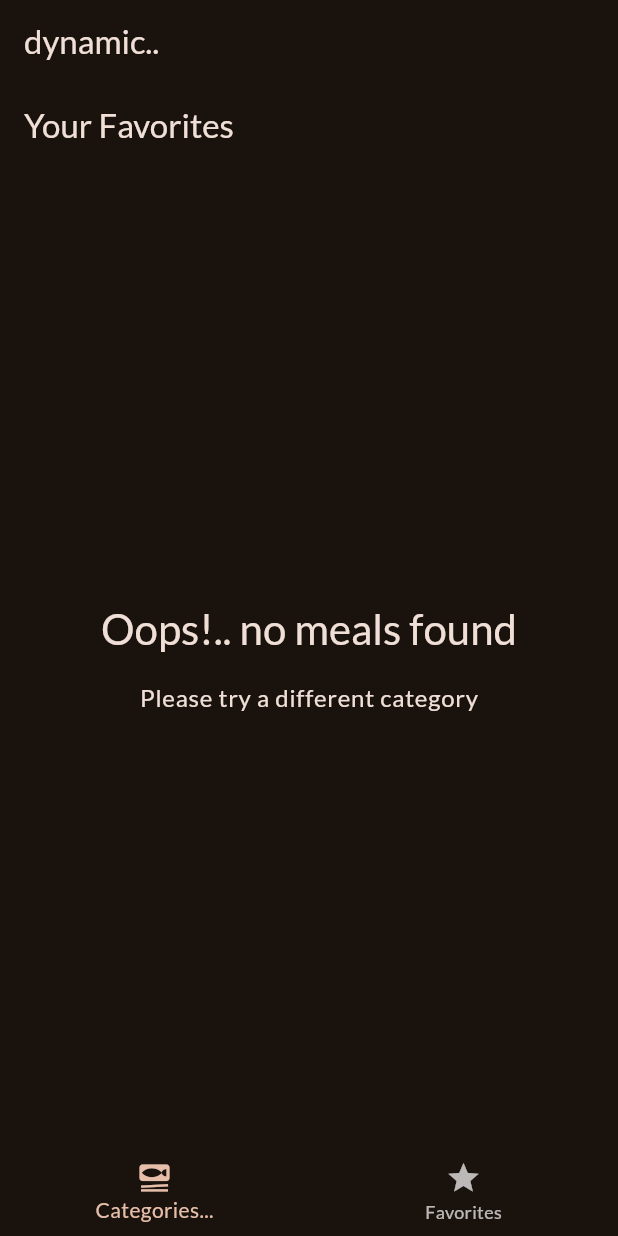
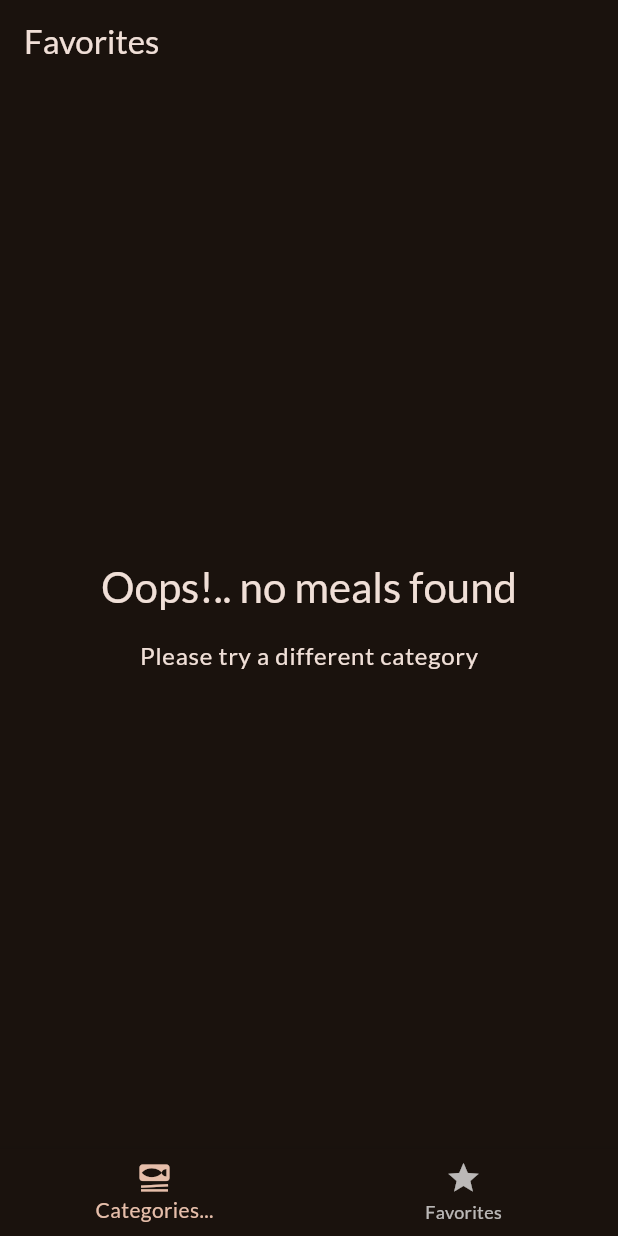
Before and after one commit to SheeloveDol/flutter_meals, a Flutter app: the screen it shows after launch, item 2 of the bottom bar chosen, on a phone screen of 412 x 824 dp. Run offline on Flutter 3.47's test engine with Material 3 defaults, Android fonts, the phone set to English and light mode, and no system bars; our stand-ins replace google_fonts, transparent_image.

Commit message:
Fix issue where title was diplaying twice because we were displaying two abbBars

```diff
--- a/lib/screens/categories.dart
+++ b/lib/screens/categories.dart
@@ -26,11 +26,7 @@ class CategoriesScreen extends StatelessWidget {
 
   @override
   Widget build(BuildContext context) {
-    return Scaffold(
-      appBar: AppBar(
-        title: const Text('Pick a category'),
-      ),
-      body: GridView(
+    return GridView( // removed the scaffold after adding the bottom navigation bar in the tabs.dart file
       padding: const EdgeInsets.all(24),
       gridDelegate: const SliverGridDelegateWithFixedCrossAxisCount(
         crossAxisCount: 2,
@@ -48,7 +44,6 @@ class CategoriesScreen extends StatelessWidget {
                     category); // navigating to the meals screen and using an anonymous function to pass the context
               }),
       ],
-      ),
     );
   }
 }
--- a/lib/screens/meals.dart
+++ b/lib/screens/meals.dart
@@ -4,9 +4,10 @@ import 'package:meals/screens/meal_details.dart';
 import 'package:meals/widgets/meal_item.dart';
 
 class MealsScreen extends StatelessWidget {
-  const MealsScreen({super.key, required this.title, required this.meals});
+  const MealsScreen({super.key, this.title, required this.meals});
 
-  final String title;
+  // To dynamically set the title of the screen we made it optional with a default value of null '?'
+  final String? title;
   final List<Meal> meals;
 
   // To navigate to the meal details screen
@@ -54,9 +55,15 @@ class MealsScreen extends StatelessWidget {
       );
     }
 
+    // If the title is null we return the content without a scaffold which means the content will be displayed without an app bar so that the title is not displayed twice. This is because the content is already displayed in the tab screen which has an app bar.
+    if (title == null) {
+      return content;
+    }
+
     return Scaffold(
       appBar: AppBar(
-        title: Text(title),
+        title: Text(
+            title!), // We can safely use the '!' here because we know that the title is not null
       ),
       body: content,
     );
--- a/lib/screens/tabs.dart
+++ b/lib/screens/tabs.dart
@@ -24,13 +24,16 @@ class _TabScreenState extends State<TabScreen> {
     // To dynamically set the displayed page we must do this inside of the build method
     // This is because the build method is called whenever the state changes
     Widget activePage = const CategoriesScreen();
+    var activePageTitle = 'Categories';
 
     if (_selectedPageIndex == 1) {
-      activePage = const MealsScreen(title: 'Your Favorites', meals: []);
+      activePage = const MealsScreen(
+          meals: []); // title is now optional so we don't need to pass it here
+      activePageTitle = 'Favorites';
     }
     return Scaffold(
       appBar: AppBar(
-        title: const Text('dynamic..'),
+        title: Text(activePageTitle),
       ),
       body: activePage,
       bottomNavigationBar: BottomNavigationBar(
--- a/lib/widgets/meal_item.dart
+++ b/lib/widgets/meal_item.dart
@@ -1,6 +1,6 @@
 import 'package:flutter/material.dart';
 import 'package:meals/models/meal.dart';
-import 'package:meals/screens/meal_details.dart';
+// import 'package:meals/screens/meal_details.dart';
 import 'package:meals/widgets/meal_item_trait.dart';
 import 'package:transparent_image/transparent_image.dart';
 
```
Lines whose indentation alone changed are shown as unchanged.
